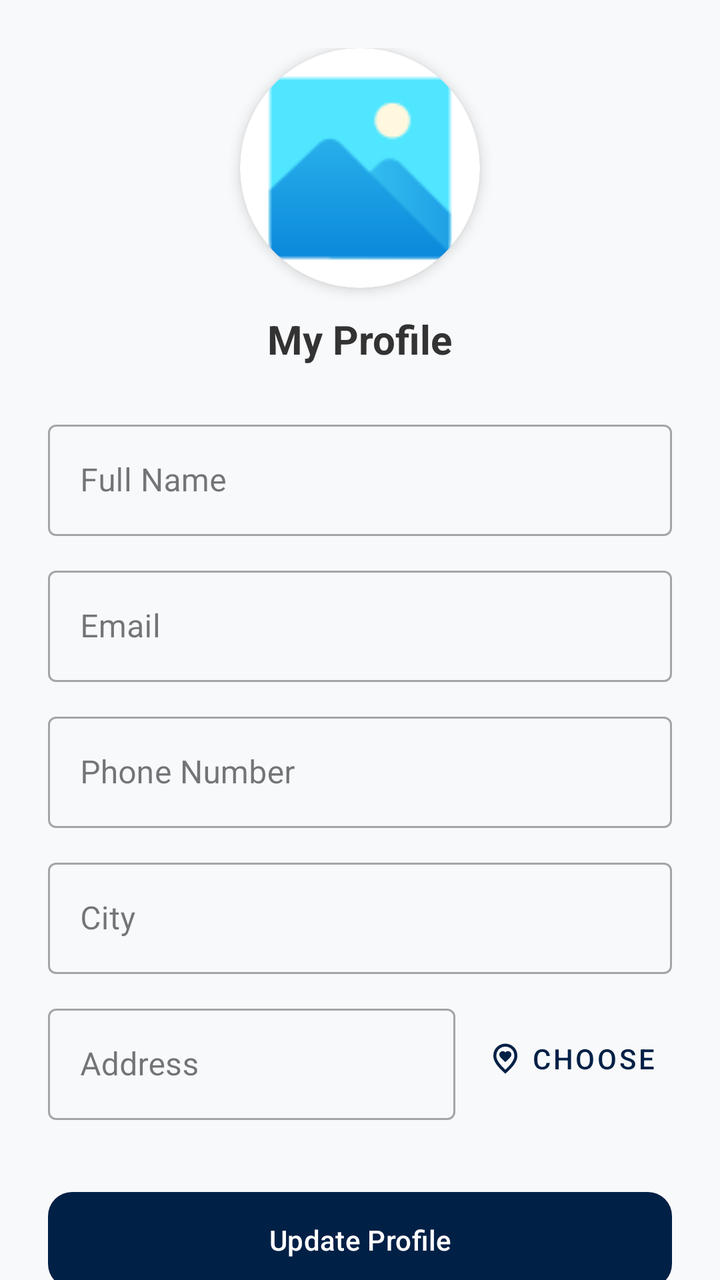
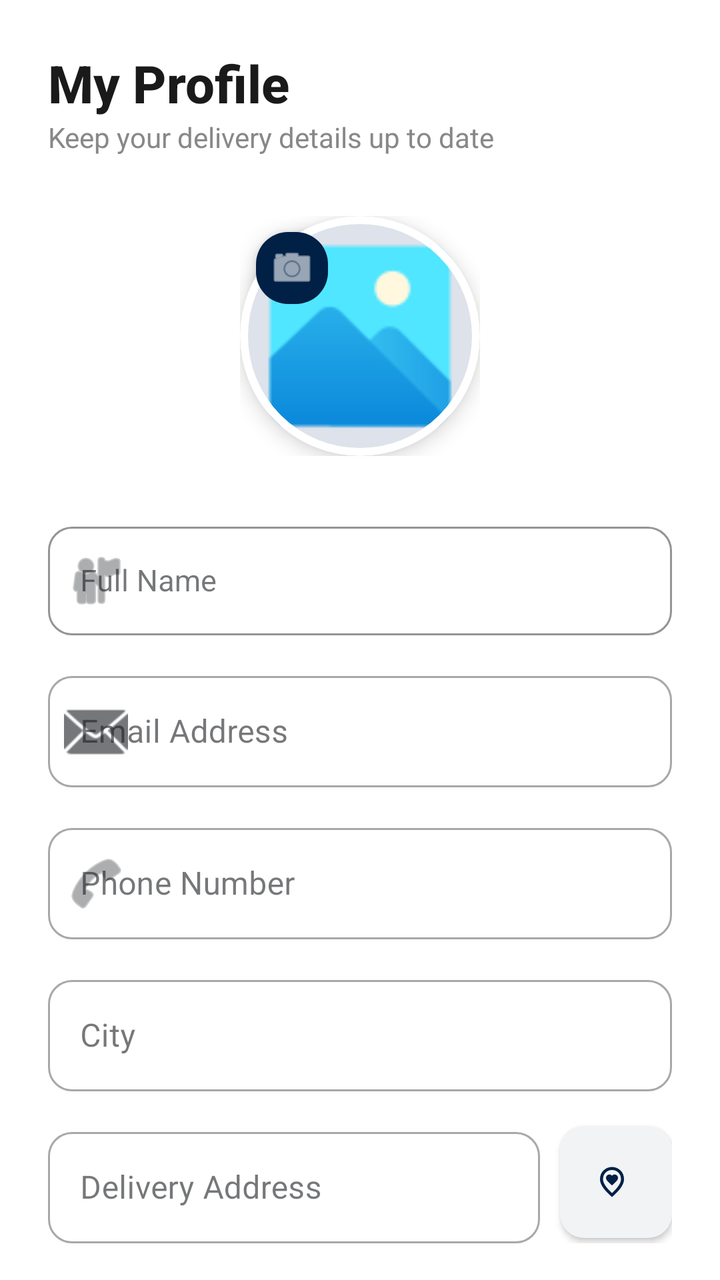

Screens rendered from an Android XML layout before and after an edit, with the pre-edit source and the edit as a unified diff.
<!-- AndroidManifest.xml: application theme Theme.Evora -->
<!-- res/layout/fragment_profile.xml -->
<?xml version="1.0" encoding="utf-8"?>
<androidx.core.widget.NestedScrollView xmlns:android="http://schemas.android.com/apk/res/android"
    xmlns:app="http://schemas.android.com/apk/res-auto"
    xmlns:tools="http://schemas.android.com/tools"
    android:layout_width="match_parent"
    android:layout_height="match_parent"
    android:background="#F8F9FA"
    tools:context=".fragment.ProfileFragment">

    <LinearLayout
        android:layout_width="match_parent"
        android:layout_height="wrap_content"
        android:gravity="center_horizontal"
        android:orientation="vertical"
        android:padding="24dp">

        <androidx.cardview.widget.CardView
            android:layout_width="120dp"
            android:layout_height="120dp"
            app:cardCornerRadius="60dp"
            app:cardElevation="4dp">
            <ImageView
                android:id="@+id/profile_img"
                android:layout_width="match_parent"
                android:layout_height="match_parent"
                android:scaleType="centerCrop"
                android:src="@drawable/placeholder" />
        </androidx.cardview.widget.CardView>

        <TextView
            android:layout_width="wrap_content"
            android:layout_height="wrap_content"
            android:layout_marginTop="12dp"
            android:text="My Profile"
            android:textSize="20sp"
            android:textStyle="bold"
            android:textColor="#333333"/>

        <com.google.android.material.textfield.TextInputLayout
            style="@style/Widget.MaterialComponents.TextInputLayout.OutlinedBox"
            android:layout_width="match_parent"
            android:layout_height="wrap_content"
            android:layout_marginTop="24dp"
            android:hint="Full Name">
            <com.google.android.material.textfield.TextInputEditText
                android:id="@+id/et_profile_name"
                android:layout_width="match_parent"
                android:layout_height="wrap_content" />
        </com.google.android.material.textfield.TextInputLayout>

        <com.google.android.material.textfield.TextInputLayout
            style="@style/Widget.MaterialComponents.TextInputLayout.OutlinedBox"
            android:layout_width="match_parent"
            android:layout_height="wrap_content"
            android:layout_marginTop="12dp"
            android:hint="Email">
            <com.google.android.material.textfield.TextInputEditText
                android:id="@+id/et_profile_email"
                android:layout_width="match_parent"
                android:layout_height="wrap_content"
                android:enabled="false" /> </com.google.android.material.textfield.TextInputLayout>

        <com.google.android.material.textfield.TextInputLayout
            style="@style/Widget.MaterialComponents.TextInputLayout.OutlinedBox"
            android:layout_width="match_parent"
            android:layout_height="wrap_content"
            android:layout_marginTop="12dp"
            android:hint="Phone Number">
            <com.google.android.material.textfield.TextInputEditText
                android:id="@+id/et_profile_phone"
                android:layout_width="match_parent"
                android:layout_height="wrap_content"
                android:inputType="phone" />
        </com.google.android.material.textfield.TextInputLayout>

        <com.google.android.material.textfield.TextInputLayout
            style="@style/Widget.MaterialComponents.TextInputLayout.OutlinedBox"
            android:layout_width="match_parent"
            android:layout_height="wrap_content"
            android:layout_marginTop="12dp"
            android:hint="City">
            <com.google.android.material.textfield.TextInputEditText
                android:id="@+id/et_profile_city"
                android:layout_width="match_parent"
                android:layout_height="wrap_content" />
        </com.google.android.material.textfield.TextInputLayout>

        <LinearLayout
            android:layout_width="match_parent"
            android:layout_height="wrap_content"
            android:layout_marginTop="12dp"
            android:orientation="horizontal"
            android:gravity="center_vertical">

            <com.google.android.material.textfield.TextInputLayout
                style="@style/Widget.MaterialComponents.TextInputLayout.OutlinedBox"
                android:layout_width="0dp"
                android:layout_height="wrap_content"
                android:layout_weight="1"
                android:hint="Address">
                <com.google.android.material.textfield.TextInputEditText
                    android:id="@+id/et_profile_address"
                    android:layout_width="match_parent"
                    android:layout_height="wrap_content" />
            </com.google.android.material.textfield.TextInputLayout>

            <com.google.android.material.button.MaterialButton
                android:id="@+id/btn_choose_address"
                style="@style/Widget.MaterialComponents.Button.TextButton"
                android:layout_width="wrap_content"
                android:layout_height="wrap_content"
                android:layout_marginStart="8dp"
                android:text="Choose"
                app:icon="@drawable/gps" />
        </LinearLayout>

        <com.google.android.material.button.MaterialButton
            android:id="@+id/btn_save_profile"
            android:layout_width="match_parent"
            android:layout_height="56dp"
            android:layout_marginTop="32dp"
            android:text="Update Profile"
            app:cornerRadius="12dp" />

    </LinearLayout>
</androidx.core.widget.NestedScrollView>
<!-- resources referenced by this layout -->
<resources>
  <!-- drawable gps (drawable) -->
  <vector xmlns:android="http://schemas.android.com/apk/res/android"
      android:width="24dp"
      android:height="24dp"
      android:viewportWidth="960"
      android:viewportHeight="960">
    <path
        android:pathData="M480,572q54,-50 84,-80t47,-50q16,-20 22.5,-37t6.5,-37q0,-36 -26,-62t-62,-26q-21,0 -40.5,8.5T480,312q-12,-15 -31,-23.5t-41,-8.5q-36,0 -62,26t-26,62q0,21 6,37t22,36q17,20 46,50t86,81ZM480,774q122,-112 181,-203.5T720,408q0,-109 -69.5,-178.5T480,160q-101,0 -170.5,69.5T240,408q0,71 59,162.5T480,774ZM480,880Q319,743 239.5,625.5T160,408q0,-150 96.5,-239T480,80q127,0 223.5,89T800,408q0,100 -79.5,217.5T480,880ZM480,400Z"
        android:fillColor="#FFFFFF"/>
  </vector>
  <color name="md_theme_primary">#002046</color>
  <color name="md_theme_onPrimary">#FFFFFF</color>
  <color name="md_theme_primaryContainer">#D6E3FF</color>
  <color name="md_theme_onPrimaryContainer">#264777</color>
  <color name="md_theme_secondary">#555F71</color>
  <color name="md_theme_onSecondary">#FFFFFF</color>
  <color name="md_theme_secondaryContainer">#D9E3F9</color>
  <color name="md_theme_onSecondaryContainer">#3E4758</color>
  <color name="md_theme_tertiary">#6F5675</color>
  <color name="md_theme_onTertiary">#FFFFFF</color>
  <color name="md_theme_tertiaryContainer">#F9D8FE</color>
  <color name="md_theme_onTertiaryContainer">#563E5C</color>
  <color name="md_theme_error">#BA1A1A</color>
  <color name="md_theme_onError">#FFFFFF</color>
  <color name="md_theme_errorContainer">#FFDAD6</color>
  <color name="md_theme_onErrorContainer">#93000A</color>
  <color name="md_theme_background">#F9F9FF</color>
  <color name="md_theme_onBackground">#191C20</color>
  <color name="md_theme_surface">#F9F9FF</color>
  <color name="md_theme_onSurface">#191C20</color>
  <color name="md_theme_surfaceVariant">#E0E2EC</color>
  <color name="md_theme_onSurfaceVariant">#44474E</color>
  <color name="md_theme_outline">#74777F</color>
  <color name="md_theme_outlineVariant">#C4C6CF</color>
  <color name="md_theme_inverseSurface">#2E3036</color>
  <color name="md_theme_inverseOnSurface">#F0F0F7</color>
  <color name="md_theme_inversePrimary">#A9C7FF</color>
  <color name="md_theme_primaryFixed">#D6E3FF</color>
  <color name="md_theme_onPrimaryFixed">#001B3D</color>
  <color name="md_theme_primaryFixedDim">#A9C7FF</color>
  <color name="md_theme_onPrimaryFixedVariant">#264777</color>
  <color name="md_theme_secondaryFixed">#D9E3F9</color>
  <color name="md_theme_onSecondaryFixed">#121C2B</color>
  <color name="md_theme_secondaryFixedDim">#BDC7DC</color>
  <color name="md_theme_onSecondaryFixedVariant">#3E4758</color>
  <color name="md_theme_tertiaryFixed">#F9D8FE</color>
  <color name="md_theme_onTertiaryFixed">#28132F</color>
  <color name="md_theme_tertiaryFixedDim">#DCBCE1</color>
  <color name="md_theme_onTertiaryFixedVariant">#563E5C</color>
  <color name="md_theme_surfaceDim">#D9D9E0</color>
  <color name="md_theme_surfaceBright">#F9F9FF</color>
  <color name="md_theme_surfaceContainerLowest">#FFFFFF</color>
  <color name="md_theme_surfaceContainerLow">#F3F3FA</color>
  <color name="md_theme_surfaceContainer">#EDEDF4</color>
  <color name="md_theme_surfaceContainerHigh">#E7E8EE</color>
  <color name="md_theme_surfaceContainerHighest">#E2E2E9</color>
  <!-- unchanged entries left out for length: 2 -->
</resources>

<!-- the commit's change to res/layout/fragment_profile.xml (unified diff, before → after) -->
@@ -4,7 +4,7 @@
     xmlns:tools="http://schemas.android.com/tools"
     android:layout_width="match_parent"
     android:layout_height="match_parent"
-    android:background="#F8F9FA"
+    android:background="#FFFFFF"
     tools:context=".fragment.ProfileFragment">
 
     <LinearLayout
@@ -14,90 +14,152 @@
         android:orientation="vertical"
         android:padding="24dp">
 
-        <androidx.cardview.widget.CardView
-            android:layout_width="120dp"
-            android:layout_height="120dp"
-            app:cardCornerRadius="60dp"
-            app:cardElevation="4dp">
-            <ImageView
-                android:id="@+id/profile_img"
-                android:layout_width="match_parent"
-                android:layout_height="match_parent"
-                android:scaleType="centerCrop"
-                android:src="@drawable/placeholder" />
-        </androidx.cardview.widget.CardView>
-
         <TextView
             android:layout_width="wrap_content"
             android:layout_height="wrap_content"
-            android:layout_marginTop="12dp"
+            android:layout_gravity="start"
+            android:fontFamily="sans-serif-medium"
+
             android:text="My Profile"
-            android:textSize="20sp"
-            android:textStyle="bold"
-            android:textColor="#333333"/>
-
-        <com.google.android.material.textfield.TextInputLayout
-            style="@style/Widget.MaterialComponents.TextInputLayout.OutlinedBox"
-            android:layout_width="match_parent"
-            android:layout_height="wrap_content"
-            android:layout_marginTop="24dp"
-            android:hint="Full Name">
+            android:textColor="#1A1A1A"
+            android:textSize="26sp"
+            android:textStyle="bold" />
+
+        <TextView
+            android:layout_width="wrap_content"
+            android:layout_height="wrap_content"
+            android:layout_gravity="start"
+            android:layout_marginBottom="30dp"
+            android:text="Keep your delivery details up to date"
+            android:textColor="#888888"
+            android:textSize="14sp" />
+
+        <RelativeLayout
+            android:layout_width="wrap_content"
+            android:layout_height="wrap_content"
+            android:layout_marginBottom="30dp">
+
+            <com.google.android.material.card.MaterialCardView
+                android:layout_width="120dp"
+                android:layout_height="120dp"
+                app:cardCornerRadius="60dp"
+                app:cardElevation="6dp"
+                app:strokeWidth="4dp"
+                app:strokeColor="#FFFFFF">
+
+                <ImageView
+                    android:id="@+id/profile_img"
+                    android:layout_width="match_parent"
+                    android:layout_height="match_parent"
+                    android:scaleType="centerCrop"
+                    android:src="@drawable/placeholder" />
+            </com.google.android.material.card.MaterialCardView>
+
+            <com.google.android.material.floatingactionbutton.FloatingActionButton
+                android:id="@+id/btn_edit_profile_img"
+                android:layout_width="wrap_content"
+                android:layout_height="wrap_content"
+                android:layout_margin="2dp"
+                app:fabCustomSize="36dp"
+                app:srcCompat="@android:drawable/ic_menu_camera"
+                app:backgroundTint="#002046"
+                app:tint="#FFFFFF" />
+        </RelativeLayout>
+
+        <com.google.android.material.textfield.TextInputLayout
+            style="@style/Widget.MaterialComponents.TextInputLayout.OutlinedBox"
+            android:layout_width="match_parent"
+            android:layout_height="wrap_content"
+            android:hint="Full Name"
+            app:boxCornerRadiusBottomEnd="12dp"
+            app:boxCornerRadiusBottomStart="12dp"
+            app:boxCornerRadiusTopEnd="12dp"
+            app:boxCornerRadiusTopStart="12dp"
+            app:boxStrokeColor="#002046"
+            app:startIconDrawable="@android:drawable/ic_menu_myplaces">
+
             <com.google.android.material.textfield.TextInputEditText
                 android:id="@+id/et_profile_name"
                 android:layout_width="match_parent"
+                android:layout_height="wrap_content"
+                android:textColor="#1A1A1A"
+                android:textSize="15sp" />
+        </com.google.android.material.textfield.TextInputLayout>
+
+        <com.google.android.material.textfield.TextInputLayout
+            style="@style/Widget.MaterialComponents.TextInputLayout.OutlinedBox"
+            android:layout_width="match_parent"
+            android:layout_height="wrap_content"
+            android:layout_marginTop="15dp"
+            android:hint="Email Address"
+            app:boxCornerRadiusBottomEnd="12dp"
+            app:boxCornerRadiusBottomStart="12dp"
+            app:boxCornerRadiusTopEnd="12dp"
+            app:boxCornerRadiusTopStart="12dp"
+            app:startIconDrawable="@android:drawable/ic_dialog_email">
+
+            <com.google.android.material.textfield.TextInputEditText
+                android:id="@+id/et_profile_email"
+                android:layout_width="match_parent"
+                android:layout_height="wrap_content"
+                android:enabled="false"
+                android:textColor="#888888" />
+        </com.google.android.material.textfield.TextInputLayout>
+
+        <com.google.android.material.textfield.TextInputLayout
+            style="@style/Widget.MaterialComponents.TextInputLayout.OutlinedBox"
+            android:layout_width="match_parent"
+            android:layout_height="wrap_content"
+            android:layout_marginTop="15dp"
+            android:hint="Phone Number"
+            app:boxCornerRadiusBottomEnd="12dp"
+            app:boxCornerRadiusBottomStart="12dp"
+            app:boxCornerRadiusTopEnd="12dp"
+            app:boxCornerRadiusTopStart="12dp"
+            app:startIconDrawable="@android:drawable/ic_menu_call">
+
+            <com.google.android.material.textfield.TextInputEditText
+                android:id="@+id/et_profile_phone"
+                android:layout_width="match_parent"
+                android:layout_height="wrap_content"
+                android:inputType="phone" />
+        </com.google.android.material.textfield.TextInputLayout>
+
+        <com.google.android.material.textfield.TextInputLayout
+            style="@style/Widget.MaterialComponents.TextInputLayout.OutlinedBox"
+            android:layout_width="match_parent"
+            android:layout_height="wrap_content"
+            android:layout_marginTop="15dp"
+            android:hint="City"
+            app:boxCornerRadiusBottomEnd="12dp"
+            app:boxCornerRadiusBottomStart="12dp"
+            app:boxCornerRadiusTopEnd="12dp"
+            app:boxCornerRadiusTopStart="12dp">
+
+            <com.google.android.material.textfield.TextInputEditText
+                android:id="@+id/et_profile_city"
+                android:layout_width="match_parent"
                 android:layout_height="wrap_content" />
         </com.google.android.material.textfield.TextInputLayout>
 
-        <com.google.android.material.textfield.TextInputLayout
-            style="@style/Widget.MaterialComponents.TextInputLayout.OutlinedBox"
-            android:layout_width="match_parent"
-            android:layout_height="wrap_content"
-            android:layout_marginTop="12dp"
-            android:hint="Email">
-            <com.google.android.material.textfield.TextInputEditText
-                android:id="@+id/et_profile_email"
-                android:layout_width="match_parent"
-                android:layout_height="wrap_content"
-                android:enabled="false" /> </com.google.android.material.textfield.TextInputLayout>
-
-        <com.google.android.material.textfield.TextInputLayout
-            style="@style/Widget.MaterialComponents.TextInputLayout.OutlinedBox"
-            android:layout_width="match_parent"
-            android:layout_height="wrap_content"
-            android:layout_marginTop="12dp"
-            android:hint="Phone Number">
-            <com.google.android.material.textfield.TextInputEditText
-                android:id="@+id/et_profile_phone"
-                android:layout_width="match_parent"
-                android:layout_height="wrap_content"
-                android:inputType="phone" />
-        </com.google.android.material.textfield.TextInputLayout>
-
-        <com.google.android.material.textfield.TextInputLayout
-            style="@style/Widget.MaterialComponents.TextInputLayout.OutlinedBox"
-            android:layout_width="match_parent"
-            android:layout_height="wrap_content"
-            android:layout_marginTop="12dp"
-            android:hint="City">
-            <com.google.android.material.textfield.TextInputEditText
-                android:id="@+id/et_profile_city"
-                android:layout_width="match_parent"
-                android:layout_height="wrap_content" />
-        </com.google.android.material.textfield.TextInputLayout>
-
         <LinearLayout
             android:layout_width="match_parent"
             android:layout_height="wrap_content"
-            android:layout_marginTop="12dp"
-            android:orientation="horizontal"
-            android:gravity="center_vertical">
+            android:layout_marginTop="15dp"
+            android:gravity="center_vertical"
+            android:orientation="horizontal">
 
             <com.google.android.material.textfield.TextInputLayout
                 style="@style/Widget.MaterialComponents.TextInputLayout.OutlinedBox"
                 android:layout_width="0dp"
                 android:layout_height="wrap_content"
                 android:layout_weight="1"
-                android:hint="Address">
+                android:hint="Delivery Address"
+                app:boxCornerRadiusBottomEnd="12dp"
+                app:boxCornerRadiusBottomStart="12dp"
+                app:boxCornerRadiusTopEnd="12dp"
+                app:boxCornerRadiusTopStart="12dp">
+
                 <com.google.android.material.textfield.TextInputEditText
                     android:id="@+id/et_profile_address"
                     android:layout_width="match_parent"
@@ -106,21 +168,35 @@
 
             <com.google.android.material.button.MaterialButton
                 android:id="@+id/btn_choose_address"
-                style="@style/Widget.MaterialComponents.Button.TextButton"
-                android:layout_width="wrap_content"
-                android:layout_height="wrap_content"
-                android:layout_marginStart="8dp"
-                android:text="Choose"
-                app:icon="@drawable/gps" />
+                style="@style/Widget.MaterialComponents.Button.Icon"
+                android:layout_width="56dp"
+                android:layout_height="56dp"
+                android:layout_marginStart="10dp"
+                android:insetLeft="0dp"
+                android:insetTop="0dp"
+                android:insetRight="0dp"
+                android:insetBottom="0dp"
+                app:backgroundTint="#F1F3F5"
+                app:cornerRadius="12dp"
+                app:icon="@drawable/gps"
+                app:iconGravity="textStart"
+                app:iconPadding="0dp"
+                app:iconTint="#002046" />
         </LinearLayout>
 
         <com.google.android.material.button.MaterialButton
             android:id="@+id/btn_save_profile"
             android:layout_width="match_parent"
-            android:layout_height="56dp"
-            android:layout_marginTop="32dp"
+            android:layout_height="60dp"
+            android:layout_marginTop="35dp"
+            android:layout_marginBottom="20dp"
+            android:fontFamily="sans-serif-medium"
             android:text="Update Profile"
-            app:cornerRadius="12dp" />
+            android:textAllCaps="false"
+            android:textSize="16sp"
+            app:backgroundTint="#002046"
+            app:cornerRadius="15dp"
+            app:elevation="4dp" />
 
     </LinearLayout>
 </androidx.core.widget.NestedScrollView>
